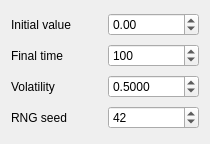
Old version of the form Classes/CppQtBrownianMotion/qtbrownianmotionparameterswidget.ui in the repository richelbilderbeek/ProjectRichelBilderbeek.
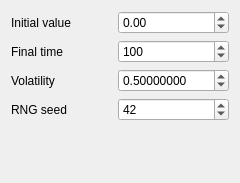
New version of the form.

Patch:
```diff
--- a/Classes/CppQtBrownianMotion/qtbrownianmotionparameterswidget.ui
+++ b/Classes/CppQtBrownianMotion/qtbrownianmotionparameterswidget.ui
@@ -6,8 +6,8 @@
    <rect>
     <x>0</x>
     <y>0</y>
-    <width>210</width>
-    <height>144</height>
+    <width>240</width>
+    <height>183</height>
    </rect>
   </property>
   <property name="windowTitle">
@@ -37,10 +37,10 @@
    <item row="3" column="1">
     <widget class="QDoubleSpinBox" name="box_volatility">
      <property name="decimals">
-      <number>4</number>
+      <number>8</number>
      </property>
      <property name="minimum">
-      <double>-1000.000000000000000</double>
+      <double>0.000100000000000</double>
      </property>
      <property name="maximum">
       <double>1000.000000000000000</double>
@@ -94,6 +94,19 @@
      </property>
     </widget>
    </item>
+   <item row="5" column="0">
+    <spacer name="verticalSpacer">
+     <property name="orientation">
+      <enum>Qt::Vertical</enum>
+     </property>
+     <property name="sizeHint" stdset="0">
+      <size>
+       <width>20</width>
+       <height>40</height>
+      </size>
+     </property>
+    </spacer>
+   </item>
   </layout>
  </widget>
  <tabstops>
```
Left out of the diff: 68 changed lines with no effect on the pictures.
